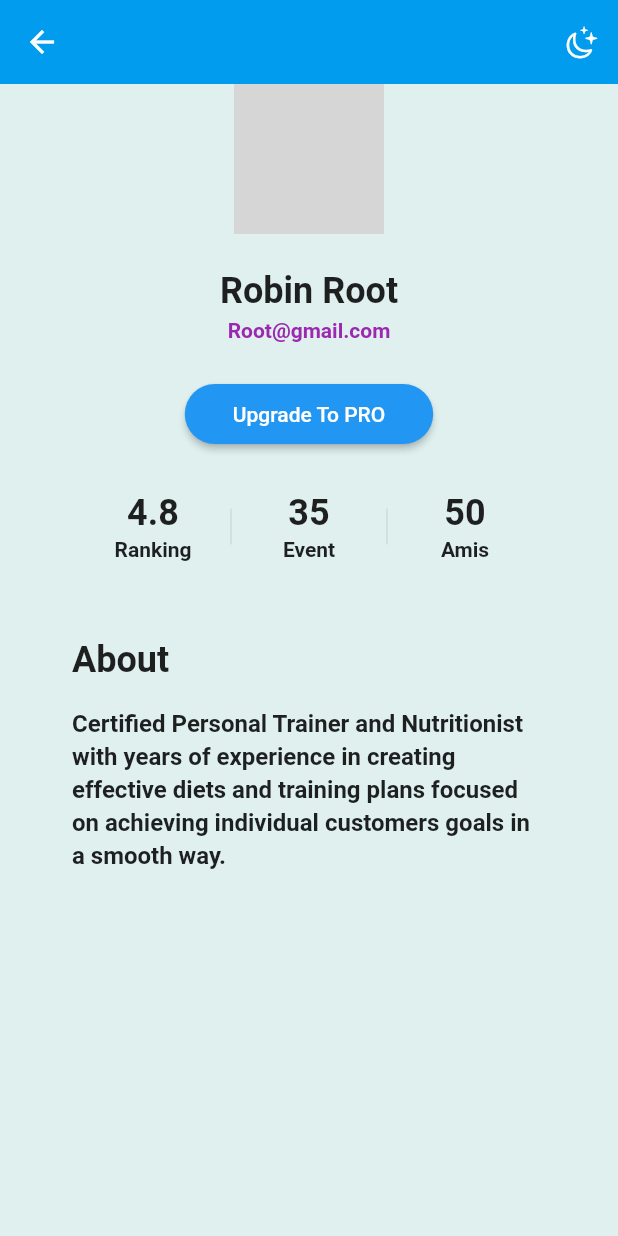
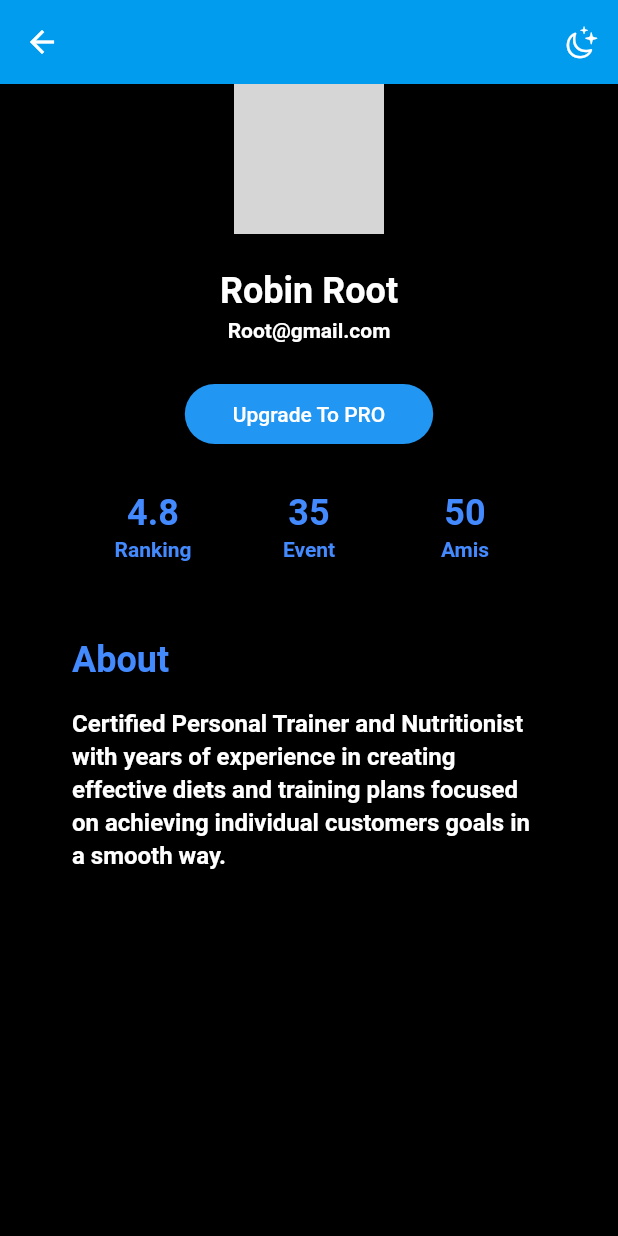
Before and after one commit to IsmaelHK1/Trinity, a Flutter app: the ProfilePage screen opened directly, on a phone screen of 412 x 824 dp. Run offline on Flutter 3.47's test engine with Material 2 defaults, Android fonts, the phone set to English and light mode, and no system bars; our stand-ins replace cloud_firestore, firebase_auth, firebase_core, firebase_crashlytics; accounts and stored records are empty; network calls fail; grey boxes are pictures that could not be loaded.

Commit message:
Update design color

```diff
--- a/lib/Common/utils/user_preferences.dart
+++ b/lib/Common/utils/user_preferences.dart
@@ -3,7 +3,7 @@ import 'package:trinity/Common/models/UserData.dart';
 class UserPreferences {
   static UserData myUser = UserData(
     imagepath:
-        'https://lvdneng.rosselcdn.net/sites/default/files/dpistyles_v2/ena_16_9_extra_big/2021/06/08/node_1022105/51568238/public/2021/06/08/B9727254842Z.1_20210608105519_000%2BGB5I8Q8O1.2-0.jpg?itok=NNfMFl0v1623142569',
+        'https://carrieres.open.global/sites/open-rh/files/vecteur-icone-homme-affaires_52756-255.jpg',
     pseudo: 'Robin Root',
     email: 'Root@gmail.com',
     birthday: '25 ans',
--- a/lib/Screens/ProfilePage/profile_page.dart
+++ b/lib/Screens/ProfilePage/profile_page.dart
@@ -19,7 +19,7 @@ class _ProfilePageState extends State<ProfilePage> {
     UserData user = UserPreferences.myUser;
 
     return Scaffold(
-      backgroundColor: Color.fromARGB(255, 223, 240, 239),
+      backgroundColor: Color.fromARGB(255, 0, 0, 0),
       appBar: buildAppBar(context),
       body: ListView(
         physics: BouncingScrollPhysics(),
@@ -52,12 +52,13 @@ class _ProfilePageState extends State<ProfilePage> {
         children: [
           Text(
             user.pseudo!,
-            style: TextStyle(fontWeight: FontWeight.bold, fontSize: 24),
+            style: TextStyle(
+                fontWeight: FontWeight.bold, fontSize: 24, color: Colors.white),
           ),
           const SizedBox(height: 4),
           Text(
             user.email!,
-            style: TextStyle(color: Colors.purple, fontWeight: FontWeight.bold),
+            style: TextStyle(color: Colors.white, fontWeight: FontWeight.bold),
           )
         ],
       );
@@ -74,14 +75,18 @@ class _ProfilePageState extends State<ProfilePage> {
           children: [
             Text(
               'About',
-              style: TextStyle(fontSize: 24, fontWeight: FontWeight.bold),
+              style: TextStyle(
+                  fontSize: 24,
+                  fontWeight: FontWeight.bold,
+                  color: Colors.blueAccent),
             ),
             const SizedBox(height: 16),
-            Text(
-              user.about!,
-              style: TextStyle(
-                  fontSize: 16, height: 1.4, fontWeight: FontWeight.bold),
-            ),
+            Text(user.about!,
+                style: TextStyle(
+                    fontSize: 16,
+                    height: 1.4,
+                    fontWeight: FontWeight.bold,
+                    color: Colors.white)),
           ],
         ),
       );
--- a/lib/Widgets/numbers_widget.dart
+++ b/lib/Widgets/numbers_widget.dart
@@ -28,12 +28,16 @@ class NumbersWidget extends StatelessWidget {
           children: <Widget>[
             Text(
               value,
-              style: const TextStyle(fontWeight: FontWeight.bold, fontSize: 24),
+              style: const TextStyle(
+                  fontWeight: FontWeight.bold,
+                  fontSize: 24,
+                  color: Colors.blueAccent),
             ),
             const SizedBox(height: 2),
             Text(
               text,
-              style: const TextStyle(fontWeight: FontWeight.bold),
+              style: const TextStyle(
+                  fontWeight: FontWeight.bold, color: Colors.blueAccent),
             ),
           ],
         ),
```
